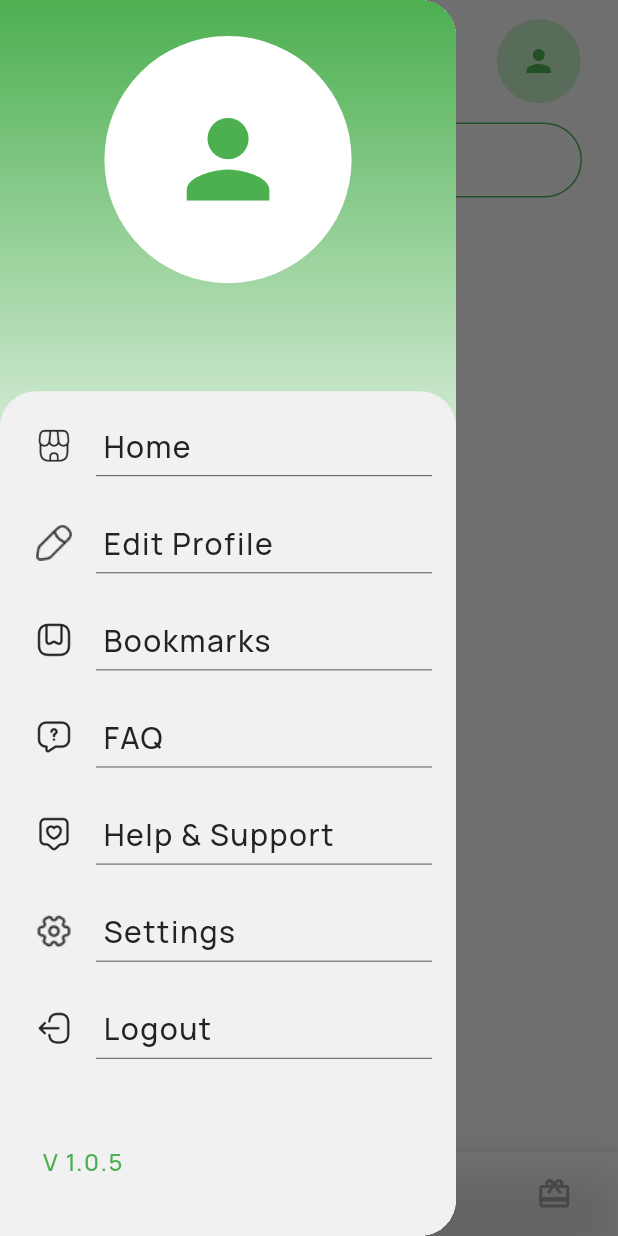
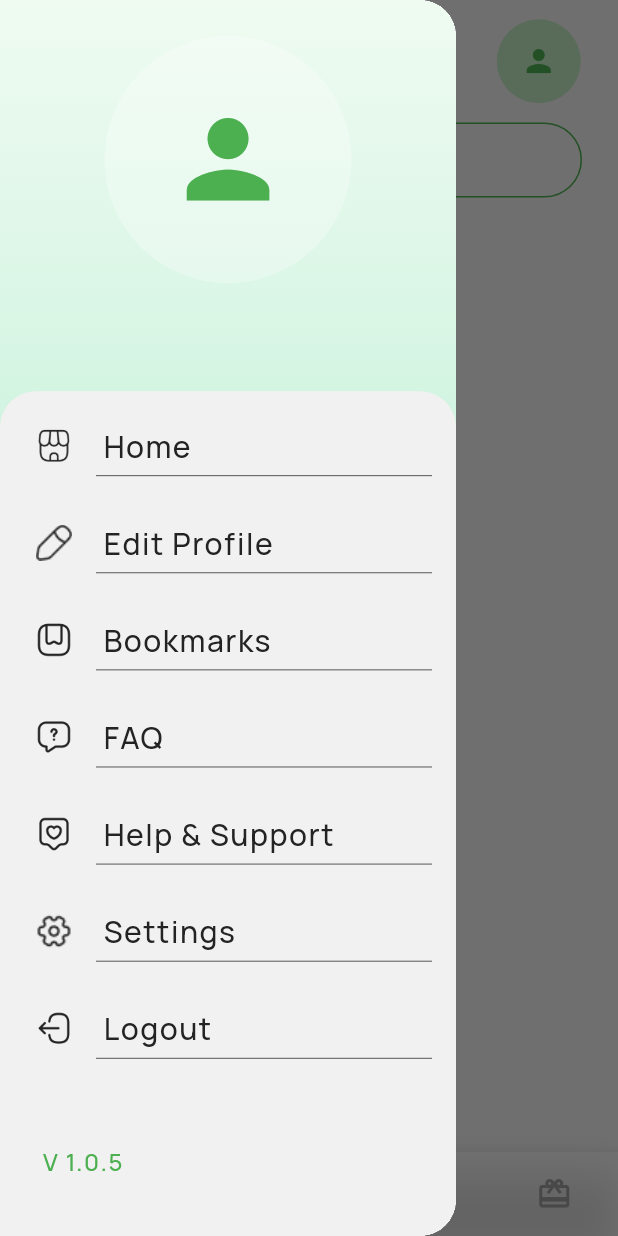
Before and after one commit to Akshit2807/Eco_Cycle, a Flutter app: the screen it shows once a user with an empty profile is signed in, item 2 of the bottom bar chosen, with the side drawer open, on a phone screen of 412 x 824 dp. Run offline on Flutter 3.47's test engine with Material 3 defaults, Android fonts, the phone set to English and light mode, and no system bars; drawn by our look-alikes of animated_bottom_navigation_bar; our stand-ins replace audioplayers, cached_network_image, carousel_slider, cloud_firestore, entry, firebase_auth and 13 more; missing offline and left inert: scroll_screenshot; accounts and stored records are empty; generated files the repository leaves out were written again; network calls fail.

```diff
--- a/lib/presentation/components/Drawer/main_screen_drawer.dart
+++ b/lib/presentation/components/Drawer/main_screen_drawer.dart
@@ -34,18 +34,18 @@ Drawer myDrawer(BuildContext context, UserModel? user) {
           width: double.infinity,
           decoration: BoxDecoration(
             gradient: LinearGradient(
+              colors: [Color(0xFFEFFBF1), Color(0xFF9BE7C4)],
               begin: Alignment.topCenter,
               end: Alignment.bottomCenter,
-              stops: const [0, 0.47],
-              colors: [AppColors.green, Colors.white],
-            ),
+            )
+
           ),
         ),
         Column(
           children: [
             const SizedBox(height: 24),
             CircleAvatar(
-                backgroundColor: Colors.white,
+                backgroundColor: Colors.white.withAlpha((255 * 0.3).toInt()),
                 radius: MediaQuery.of(context).size.width * 0.2,
                 child: Icon(
                   Icons.person,
--- a/lib/presentation/screens/auth/auth_actions.dart
+++ b/lib/presentation/screens/auth/auth_actions.dart
@@ -6,6 +6,7 @@ import 'package:flutter/material.dart';
 import 'package:get/get.dart';
 
 final LoginController ctrl = Get.put(LoginController());
+
 
 void loginButtonAction({
   required AuthViewModel authViewModel,
@@ -20,10 +21,10 @@ void loginButtonAction({
       ctrl.nameController.text,
     );
 
-    // Clear all text fields after login
-    ctrl.clearControllers();
-
+    // Check if the user is successfully logged in
     if (authViewModel.userInfoMap != null) {
+      // Clear all text fields after login
+      ctrl.clearControllers();
       debugPrint("Login successful! Navigating to home screen.");
       Get.offAllNamed(RouteNavigation.navScreenRoute);
     } else {
--- a/pubspec.yaml
+++ b/pubspec.yaml
@@ -66,3 +66,4 @@ flutter:
     - assets/icons/
     - assets/splash/
     - assets/home/
+    - assets/applogo/
```
Also changed, not shown: assets/applogo/applogo_new.PNG (added), assets/applogo/logo.png (added).
